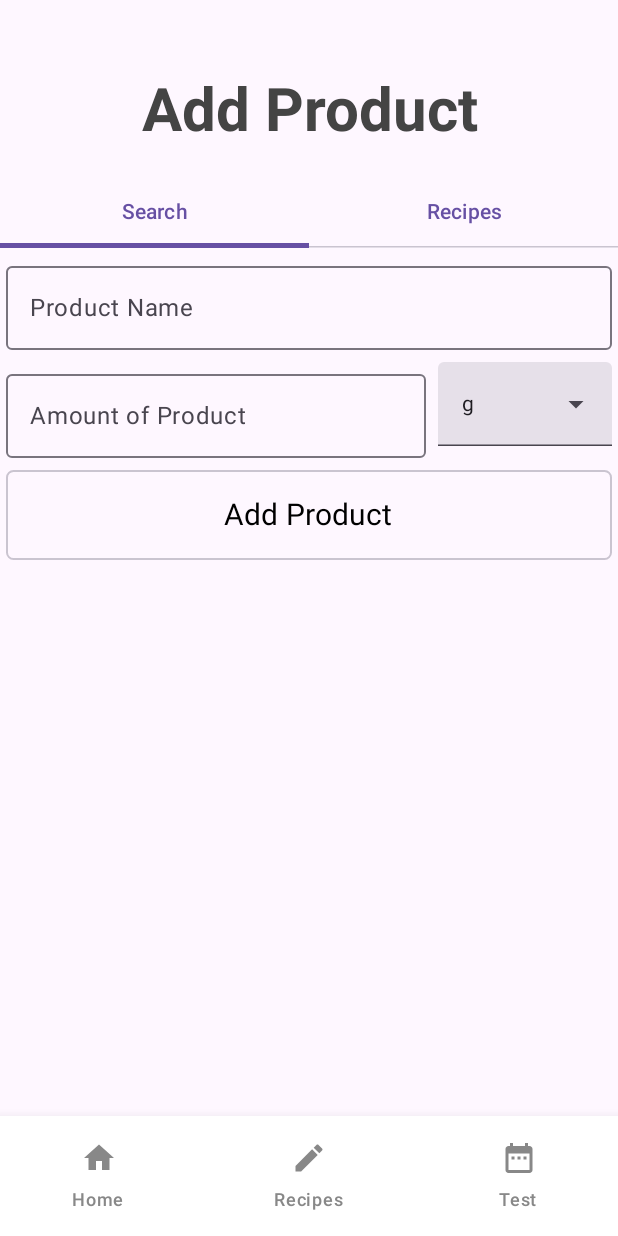
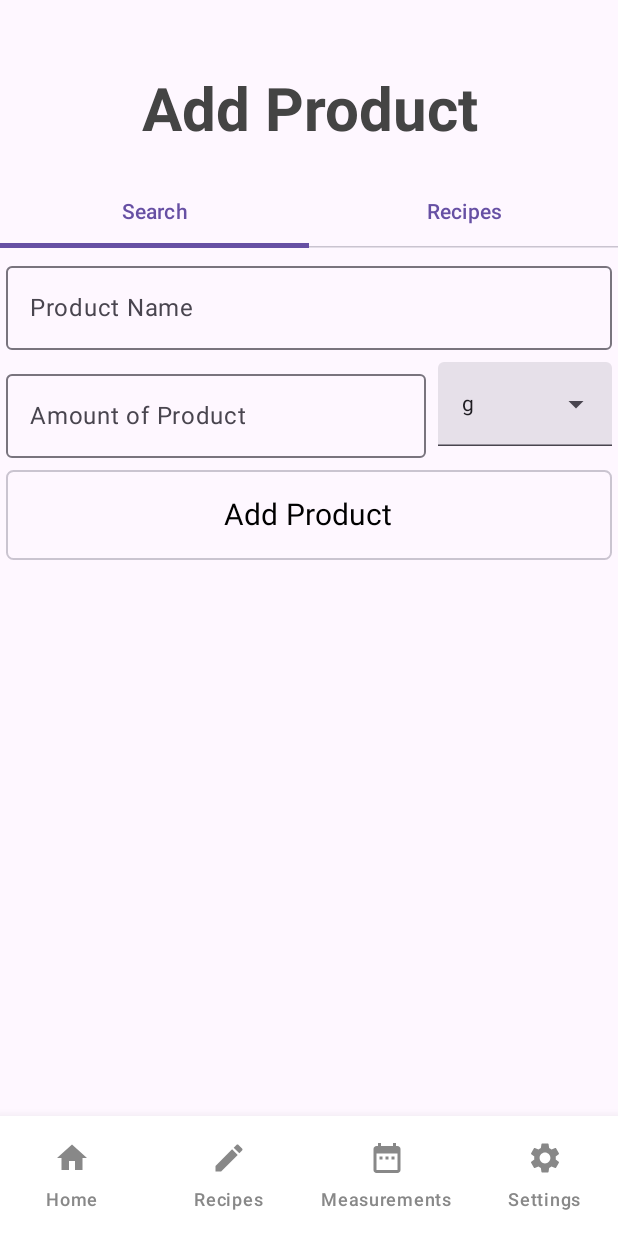
Before and after one commit to DanielKawecki/CalorieApp, an Android app built with Jetpack Compose: the screen it shows after launch (MainActivity), after a tap on "Add", on a phone screen of 412 x 824 dp. Run offline under Robolectric (Android 15) with nearby library versions, the phone set to English and light mode, and no system bars; our stand-ins replace Room's generated code; 1 statement that could not run was skipped.

Commit message:
Settings screen added with no functionality

```diff
--- a/app/src/main/java/pl/edu/uwr/pam/calorieapp/CustomUI.kt
+++ b/app/src/main/java/pl/edu/uwr/pam/calorieapp/CustomUI.kt
@@ -56,6 +56,7 @@ import androidx.compose.ui.text.input.KeyboardType
 import androidx.compose.ui.text.style.TextAlign
 import androidx.compose.ui.tooling.preview.Preview
 import androidx.compose.ui.unit.dp
+import androidx.compose.ui.unit.max
 import androidx.compose.ui.unit.sp
 import androidx.navigation.NavController
 import androidx.navigation.NavHostController
@@ -147,12 +148,12 @@ fun CustomTextField(label: String, content: String, onValueChange: (String) -> U
 
 @OptIn(ExperimentalMaterial3Api::class)
 @Composable
-fun CustomNumberField(label: String, content: String, onValueChange: (String) -> Unit) {
+fun CustomNumberField(label: String, content: String, maxWidth: Boolean, onValueChange: (String) -> Unit) {
 
     OutlinedTextField(
         modifier = Modifier
-            .padding(4.dp),
-//            .fillMaxWidth(),
+            .padding(4.dp)
+            .then( if (maxWidth) Modifier.fillMaxWidth() else Modifier ),
         value = content,
         label = { Text(label) },
         onValueChange = onValueChange,
--- a/app/src/main/java/pl/edu/uwr/pam/calorieapp/MainActivity.kt
+++ b/app/src/main/java/pl/edu/uwr/pam/calorieapp/MainActivity.kt
@@ -104,6 +104,7 @@ fun BottomNavGraph(navController: NavHostController, padding: PaddingValues){
         composable(route = Screens.Home.route) { HomeScreen(navController) } //{ HomeScreen(navController) }
         composable(route = Screens.Meals.route) { MealsScreen(navController) }
         composable(route = Screens.History.route) { ChartScreen() }
+        composable(route = Screens.Settings.route) { SettingsScreen() }
         composable(route = Screens.Add.route + "/{meal}") {
             val meal = it.arguments?.getString("meal")
             AddScreen(meal, navController)
@@ -125,7 +126,7 @@ fun BottomNavGraph(navController: NavHostController, padding: PaddingValues){
 @Composable
 fun BottomMenu(navController: NavHostController){
     val screens = listOf(
-        BottomBar.Home,  BottomBar.Recipes, BottomBar.History
+        BottomBar.Home,  BottomBar.Recipes, BottomBar.History, BottomBar.Settings
     )
 
     val navBackStackEntry by navController.currentBackStackEntryAsState()
--- a/app/src/main/java/pl/edu/uwr/pam/calorieapp/Screens.kt
+++ b/app/src/main/java/pl/edu/uwr/pam/calorieapp/Screens.kt
@@ -13,6 +13,7 @@ import androidx.compose.material.icons.filled.DateRange
 import androidx.compose.material.icons.filled.Edit
 import androidx.compose.material.icons.filled.Favorite
 import androidx.compose.material.icons.filled.Home
+import androidx.compose.material.icons.filled.Settings
 import androidx.compose.material3.Button
 import androidx.compose.material3.ButtonColors
 import androidx.compose.material3.FloatingActionButton
@@ -38,7 +39,7 @@ sealed class Screens(val route: String) {
     data object History : Screens("history")
     data object Add : Screens("add")
     data object Edit : Screens("edit")
-    data object Options : Screens("options")
+    data object Settings : Screens("settings")
     data object Meals : Screens("meals")
     data object MealDetails : Screens("mealDetails")
 }
@@ -50,5 +51,6 @@ sealed class BottomBar(
 ) {
     data object Home : BottomBar(Screens.Home.route, "Home", Icons.Default.Home)
     data object Recipes : BottomBar(Screens.Meals.route, "Recipes", Icons.Default.Edit)
-    data object History : BottomBar(Screens.History.route, "Test", Icons.Default.DateRange)
+    data object History : BottomBar(Screens.History.route, "Measurements", Icons.Default.DateRange)
+    data object Settings : BottomBar(Screens.Settings.route, "Settings", Icons.Default.Settings)
 }
--- a/app/src/main/java/pl/edu/uwr/pam/calorieapp/sAdd.kt
+++ b/app/src/main/java/pl/edu/uwr/pam/calorieapp/sAdd.kt
@@ -56,7 +56,7 @@ fun Search(meal: String?, viewModel: ProductViewModel, navController: NavHostCon
         CustomTextField("Product Name", productName) { newText -> productName = newText }
 
         Row() {
-            CustomNumberField("Amount of Product", amount) { newText -> amount = newText }
+            CustomNumberField("Amount of Product", amount, false) { newText -> amount = newText }
             UnitDropdownList(listOf("g", "ml"), "g") { selected -> unit = selected }
         }
 
--- a/app/src/main/java/pl/edu/uwr/pam/calorieapp/sChart.kt
+++ b/app/src/main/java/pl/edu/uwr/pam/calorieapp/sChart.kt
@@ -153,7 +153,7 @@ fun ChartScreen() {
                 .padding(horizontal = 8.dp, vertical = 15.dp)
         )
 
-        CustomNumberField("Body Mass", bodyMass) { newValue -> bodyMass = newValue }
+        CustomNumberField("Body Mass", bodyMass, true) { newValue -> bodyMass = newValue }
         CustomButton("Save") {
             if (todayMass == null)
                 viewModel.addMass(bodyMass.toDouble())
--- a/app/src/main/java/pl/edu/uwr/pam/calorieapp/sEdit.kt
+++ b/app/src/main/java/pl/edu/uwr/pam/calorieapp/sEdit.kt
@@ -46,7 +46,7 @@ fun EditScreen(idArg: String?, nameArg: String?, amountArg: String?, navControll
 //        )
 
         Row() {
-            CustomNumberField("Amount of Product", amount) { newText -> amount = newText }
+            CustomNumberField("Amount of Product", amount, false) { newText -> amount = newText }
             UnitDropdownList(listOf("g", "ml"), unit) { selected -> unit = selected }
         }
 
--- a/app/src/main/java/pl/edu/uwr/pam/calorieapp/sMeals.kt
+++ b/app/src/main/java/pl/edu/uwr/pam/calorieapp/sMeals.kt
@@ -122,7 +122,7 @@ fun MealDetailsScreen(idm: String?, mealArg: String?, navController: NavControll
 
         CustomTextField("Product Name", productName) { newText -> productName = newText }
         Row() {
-            CustomNumberField("Amount of Product", productAmount) { newText ->
+            CustomNumberField("Amount of Product", productAmount, false) { newText ->
                 productAmount = newText
             }
             UnitDropdownList(listOf("g", "ml"), unit) { selected -> unit = selected }
```
Also changed, not shown: app/src/main/java/pl/edu/uwr/pam/calorieapp/sSettings.kt (added, +60 -0 lines).
